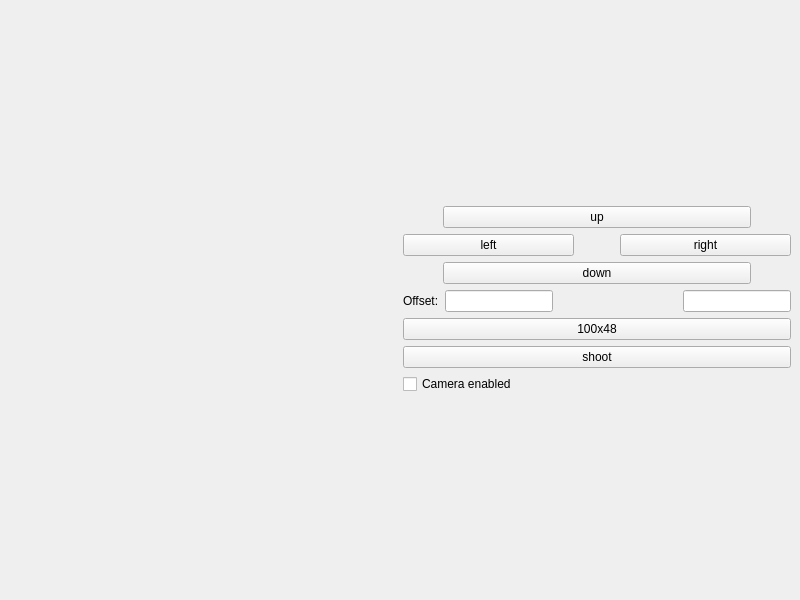
NoneType4Name/TelemetrySystem, file interface/mainwindow.ui: the form before one commit.
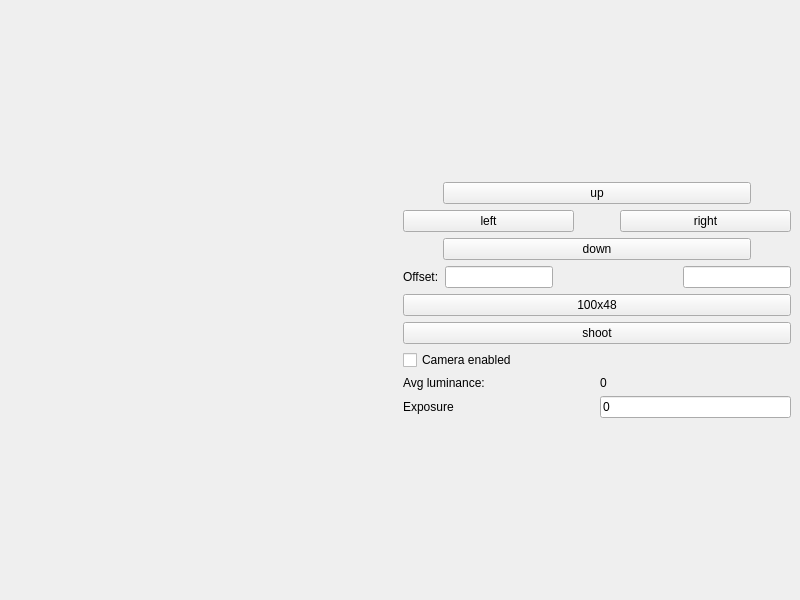
The form after the commit.

```diff
--- a/interface/mainwindow.ui
+++ b/interface/mainwindow.ui
@@ -14,7 +14,7 @@
    <string>MainWindow</string>
   </property>
   <widget class="QWidget" name="centralwidget">
-   <layout class="QHBoxLayout" name="horizontalLayout_5">
+   <layout class="QHBoxLayout" name="horizontalLayout_7">
     <item>
      <widget class="QLabel" name="label">
       <property name="sizePolicy">
@@ -263,6 +263,66 @@
         </property>
        </widget>
       </item>
+      <item>
+       <layout class="QHBoxLayout" name="horizontalLayout_5">
+        <item>
+         <widget class="QLabel" name="label_4">
+          <property name="sizePolicy">
+           <sizepolicy hsizetype="Preferred" vsizetype="Preferred">
+            <horstretch>0</horstretch>
+            <verstretch>0</verstretch>
+           </sizepolicy>
+          </property>
+          <property name="text">
+           <string>Avg luminance:</string>
+          </property>
+         </widget>
+        </item>
+        <item>
+         <widget class="QLabel" name="avgLabel">
+          <property name="sizePolicy">
+           <sizepolicy hsizetype="Preferred" vsizetype="Preferred">
+            <horstretch>0</horstretch>
+            <verstretch>0</verstretch>
+           </sizepolicy>
+          </property>
+          <property name="text">
+           <string>0</string>
+          </property>
+         </widget>
+        </item>
+       </layout>
+      </item>
+      <item>
+       <layout class="QHBoxLayout" name="horizontalLayout_6">
+        <item>
+         <widget class="QLabel" name="label_5">
+          <property name="sizePolicy">
+           <sizepolicy hsizetype="Preferred" vsizetype="Preferred">
+            <horstretch>0</horstretch>
+            <verstretch>0</verstretch>
+           </sizepolicy>
+          </property>
+          <property name="text">
+           <string>Exposure</string>
+          </property>
+         </widget>
+        </item>
+        <item>
+         <widget class="QLineEdit" name="aecLineEdit">
+          <property name="sizePolicy">
+           <sizepolicy hsizetype="Preferred" vsizetype="Fixed">
+            <horstretch>0</horstretch>
+            <verstretch>0</verstretch>
+           </sizepolicy>
+          </property>
+          <property name="text">
+           <string>0</string>
+          </property>
+         </widget>
+        </item>
+       </layout>
+      </item>
       <item>
        <spacer name="verticalSpacer_2">
         <property name="orientation">
```
